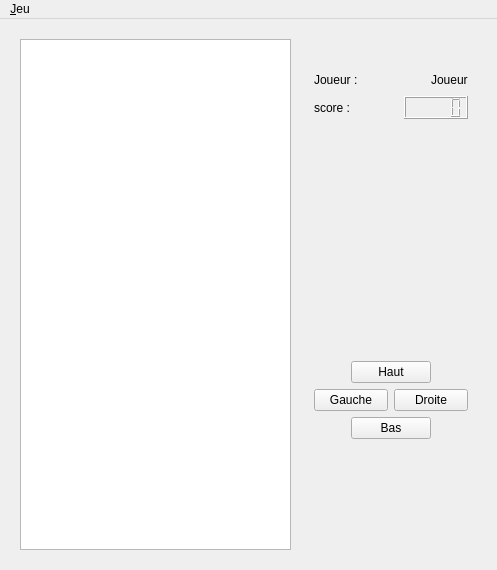
g-jouret/projetTetris, file mwtetris.ui: the form before one commit.
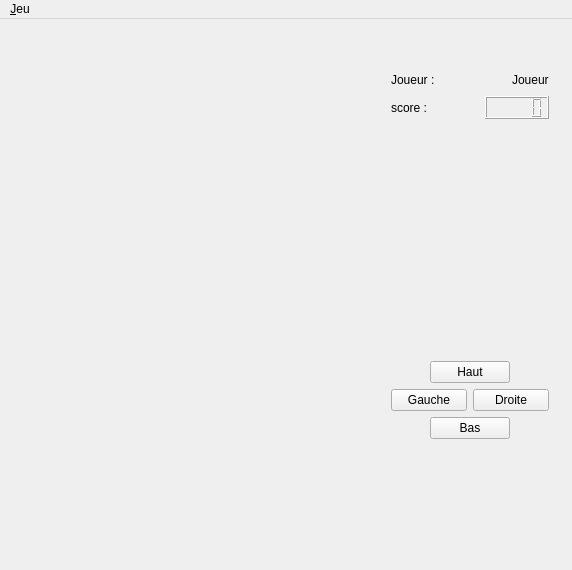
The form after the commit.

Commit message:
amélioration de l'interface
conseil d'Antoine : utiliser un GridLayout avec des Label

```diff
--- a/mwtetris.ui
+++ b/mwtetris.ui
@@ -6,48 +6,26 @@
    <rect>
     <x>0</x>
     <y>0</y>
-    <width>497</width>
+    <width>572</width>
     <height>570</height>
    </rect>
   </property>
   <property name="windowTitle">
    <string>Tetris</string>
   </property>
+  <property name="iconSize">
+   <size>
+    <width>2</width>
+    <height>2</height>
+   </size>
+  </property>
   <widget class="QWidget" name="centralWidget">
-   <widget class="QListView" name="listView">
+   <widget class="QWidget" name="layoutWidget">
     <property name="geometry">
      <rect>
-      <x>20</x>
-      <y>20</y>
-      <width>271</width>
-      <height>511</height>
-     </rect>
-    </property>
-    <property name="acceptDrops">
-     <bool>false</bool>
-    </property>
-    <property name="dragDropMode">
-     <enum>QAbstractItemView::InternalMove</enum>
-    </property>
-    <property name="resizeMode">
-     <enum>QListView::Adjust</enum>
-    </property>
-    <property name="gridSize">
-     <size>
-      <width>10</width>
-      <height>20</height>
-     </size>
-    </property>
-    <property name="viewMode">
-     <enum>QListView::IconMode</enum>
-    </property>
-   </widget>
-   <widget class="QWidget" name="">
-    <property name="geometry">
-     <rect>
-      <x>303</x>
+      <x>380</x>
       <y>40</y>
-      <width>176</width>
+      <width>180</width>
       <height>391</height>
      </rect>
     </property>
@@ -244,33 +222,25 @@
      </item>
     </layout>
    </widget>
-   <zorder>layoutWidget</zorder>
-   <zorder>listView</zorder>
-   <zorder>btnUp</zorder>
-   <zorder>btnRight</zorder>
-   <zorder>btnLeft</zorder>
-   <zorder>btnDown</zorder>
-   <zorder>horizontalSpacer_3</zorder>
-   <zorder>horizontalSpacer_3</zorder>
-   <zorder>horizontalSpacer_4</zorder>
-   <zorder>btnUp</zorder>
-   <zorder>btnUp</zorder>
-   <zorder>horizontalSpacer_3</zorder>
-   <zorder>horizontalSpacer_4</zorder>
-   <zorder>btnLeft</zorder>
-   <zorder>btnRight</zorder>
-   <zorder>horizontalSpacer_5</zorder>
-   <zorder>btnDown</zorder>
-   <zorder>horizontalSpacer_6</zorder>
-   <zorder>verticalSpacer</zorder>
+   <widget class="QWidget" name="gridLayoutWidget">
+    <property name="geometry">
+     <rect>
+      <x>20</x>
+      <y>20</y>
+      <width>341</width>
+      <height>501</height>
+     </rect>
+    </property>
+    <layout class="QGridLayout" name="gridLayout"/>
+   </widget>
   </widget>
   <widget class="QMenuBar" name="menuBar">
    <property name="geometry">
     <rect>
      <x>0</x>
      <y>0</y>
-     <width>497</width>
-     <height>20</height>
+     <width>572</width>
+     <height>25</height>
     </rect>
    </property>
    <widget class="QMenu" name="menu_Jeu">
```
The commit also changes 6 other files.
